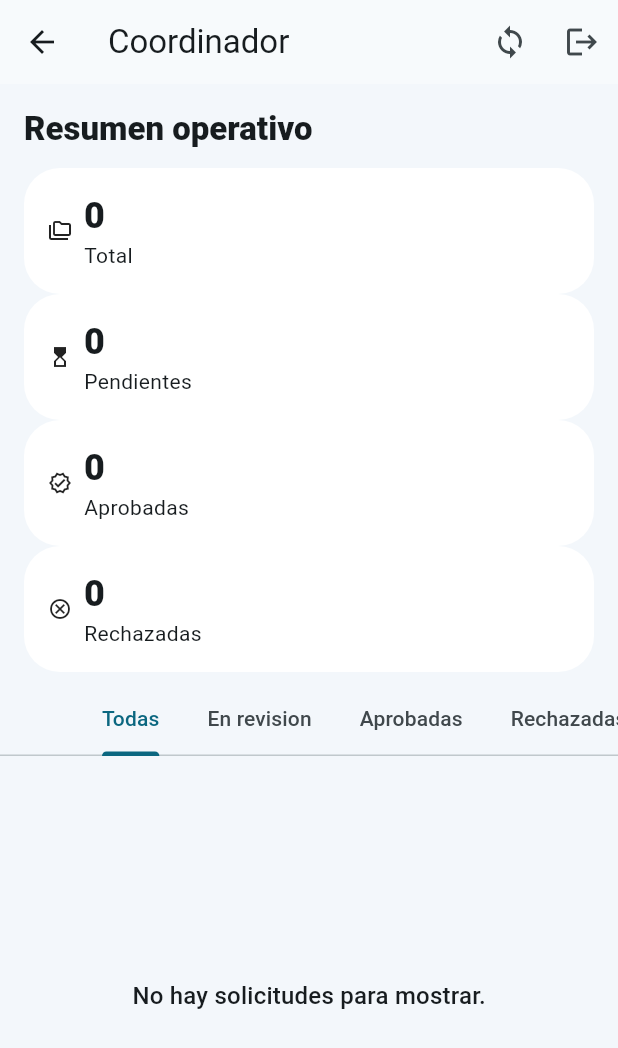
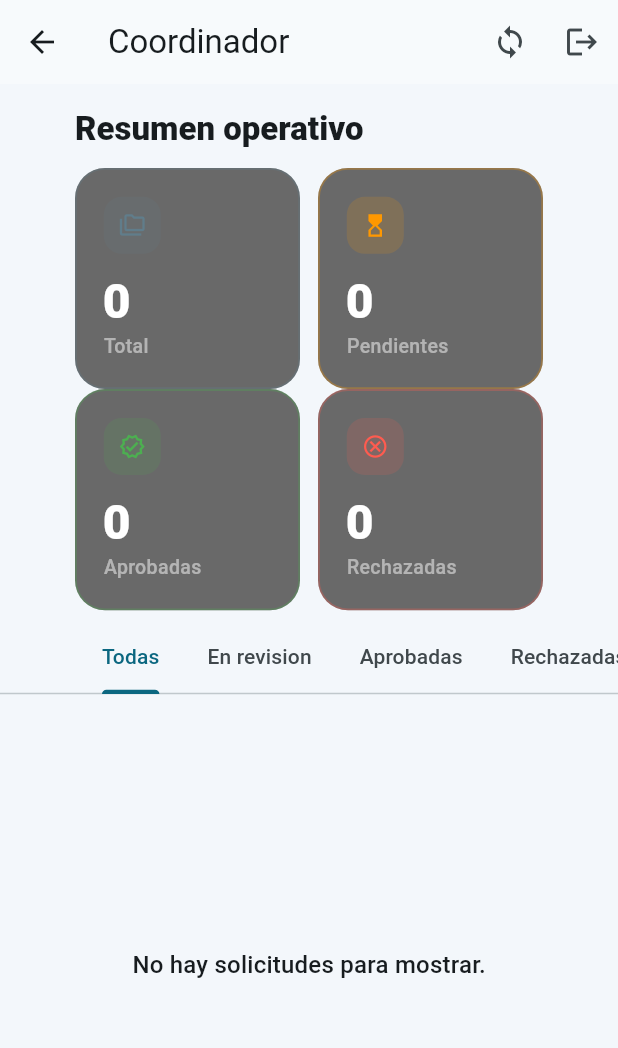
Before and after one commit to Stephanomejia17/solicitudes_movilidad_academica, a Flutter app: the CoordinatorDashboardPage screen opened directly, on a phone screen of 412 x 824 dp. Shown: the top 1048 px of the screen. Run offline on Flutter 3.47's test engine with Material 3 defaults, Android fonts, the phone set to English and light mode, and no system bars; our stand-ins replace cloud_firestore, drift, drift_flutter, firebase_auth, firebase_core; accounts and stored records are empty; generated files the repository leaves out were written again.

Commit message:
cmabios coordinator

```diff
--- a/lib/features/coordinator/pages/coordinator_dashboard_page.dart
+++ b/lib/features/coordinator/pages/coordinator_dashboard_page.dart
@@ -82,21 +82,25 @@
                             label: 'Total',
                             value: counts.total,
                             icon: Icons.folder_copy_outlined,
+                            accentColor: Colors.blueGrey,
                           ),
                           _StatCard(
                             label: 'Pendientes',
                             value: counts.pending,
                             icon: Icons.hourglass_top_outlined,
+                            accentColor: Colors.orange,
                           ),
                           _StatCard(
                             label: 'Aprobadas',
                             value: counts.approved,
                             icon: Icons.verified_outlined,
+                            accentColor: Colors.green,
                           ),
                           _StatCard(
                             label: 'Rechazadas',
                             value: counts.rejected,
                             icon: Icons.cancel_outlined,
+                            accentColor: const Color.fromARGB(255, 255, 91, 79),
                           ),
                         ],
                       ),
@@ -190,45 +194,65 @@
     required this.label,
     required this.value,
     required this.icon,
+    required this.accentColor,
   });
 
   final String label;
   final int value;
   final IconData icon;
+  final Color accentColor;
 
   @override
   Widget build(BuildContext context) {
     return ConstrainedBox(
       constraints: const BoxConstraints(minWidth: 150),
-      child: Card(
-        child: Padding(
-          padding: const EdgeInsets.all(16),
-          child: Row(
-            children: [
-              Icon(icon, size: 16),
-              const SizedBox(width: 8),
-              Expanded(
+      child: Container(
+        decoration: BoxDecoration(
+          color: const Color.fromARGB(255, 105, 105, 105),
+          borderRadius: BorderRadius.circular(20),
+          border: Border.all(
+            color: accentColor.withOpacity(0.3),
+            width: 1.2,
+          ),
+        ),
+        padding: const EdgeInsets.all(18),
         child: Column(
           crossAxisAlignment: CrossAxisAlignment.start,
           children: [
+            Container(
+              padding: const EdgeInsets.all(10),
+              decoration: BoxDecoration(
+                color: accentColor.withOpacity(0.15),
+                borderRadius: BorderRadius.circular(12),
+              ),
+              child: Icon(icon, size: 18, color: accentColor),
+            ),
+            const SizedBox(height: 16),
             Text(
               '$value',
-                      style: Theme.of(context).textTheme.headlineSmall?.copyWith(
-                            fontWeight: FontWeight.w900,
+              style: const TextStyle(
+                fontSize: 32,
+                fontWeight: FontWeight.w800,
+                color: Colors.white,
+                letterSpacing: -1.5,
+                height: 1,
               ),
             ),
-                    Text(label, overflow: TextOverflow.ellipsis),
-                  ],
+            const SizedBox(height: 4),
+            Text(
+              label,
+              style: TextStyle(
+                fontSize: 13,
+                color: Colors.white.withOpacity(0.5),
+                fontWeight: FontWeight.w500,
               ),
             ),
           ],
         ),
       ),
-      ),
     );
   }
 }
-
 class _SolicitudList extends StatelessWidget {
   const _SolicitudList({
     required this.solicitudes,
```
Lines whose indentation alone changed are shown as unchanged.
